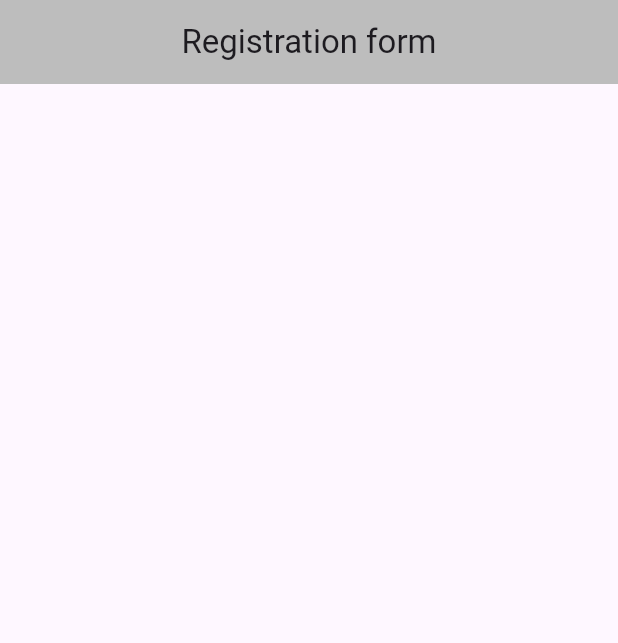
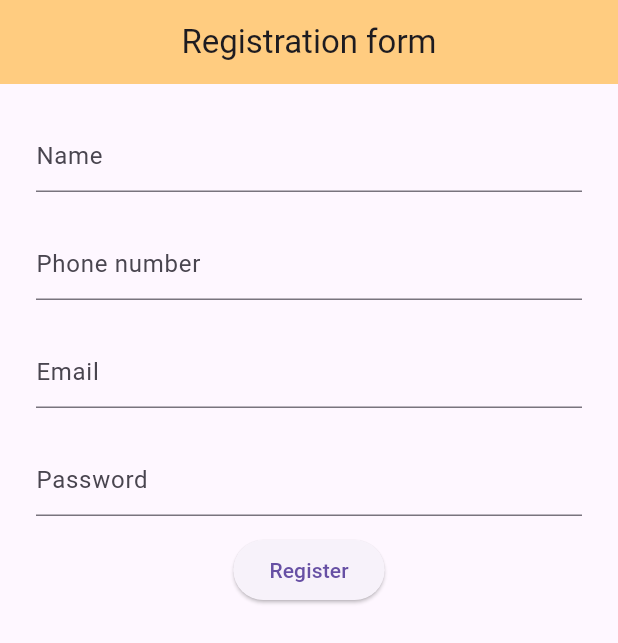
Before and after one commit to Majok-Bol/register_form, a Flutter app: the screen it shows after launch, on a phone screen of 412 x 824 dp. Shown: the top 643 px of the screen. Run offline on Flutter 3.47's test engine with Material 3 defaults, Android fonts, the phone set to English and light mode, and no system bars.

Commit message:
added functionality to the form fields

```diff
--- a/lib/home/home_page.dart
+++ b/lib/home/home_page.dart
@@ -1,4 +1,6 @@
 import 'package:flutter/material.dart';
+import 'package:register_form/utils/widgets/custom_form_field.dart';
+import 'package:register_form/validations/extensions.dart';
 
 class HomePage extends StatefulWidget {
   const HomePage({super.key});
@@ -8,13 +10,103 @@ class HomePage extends StatefulWidget {
 }
 
 class _HomePageState extends State<HomePage> {
+  final _formKey = GlobalKey<FormState>();
+  String? name, phone, email, password;
   @override
   Widget build(BuildContext context) {
     return Scaffold(
       appBar: AppBar(
         title: Text('Registration form'),
         centerTitle: true,
-        backgroundColor: Colors.grey.shade400,
+        backgroundColor: Colors.orange.shade200,
+      ),
+      body: buildUi(),
+    );
+  }
+
+  Widget buildUi() {
+    return SafeArea(
+      child: Padding(
+        padding: EdgeInsets.all(12),
+        child: Form(
+          key: _formKey,
+          child: Column(
+            children: [
+              CustomFormField(
+                hintText: 'Name',
+                obscureText: false,
+                validator: (value) {
+                  if (value!.isValidName == false) {
+                    return 'Enter a valid username';
+                  }
+                  return null;
+                },
+                onSaved: (value) {
+                  setState(() {
+                    name = value;
+                  });
+                },
+              ),
+              CustomFormField(
+                obscureText: true,
+                hintText: 'Phone number',
+                validator: (value) {
+                  if (!value!.isValidPhone) {
+                    return 'Enter a valid Kenyan number';
+                  }
+                  return null;
+                },
+                onSaved: (value) {
+                  setState(() {
+                    phone = value;
+                  });
+                },
+              ),
+              CustomFormField(
+                hintText: 'Email',
+                obscureText: true,
+                validator: (value) {
+                  if (!value!.isValidEmail) {
+                    return 'Enter a valid email';
+                  }
+                  return null;
+                },
+                onSaved: (value) {
+                  email = value;
+                },
+              ),
+              CustomFormField(
+                hintText: 'Password',
+                obscureText: true,
+                validator: (value) {
+                  if (!value!.isValidPassword) {
+                    return 'Enter a valid password';
+                  }
+                  return null;
+                },
+
+                onSaved: (value) {
+                  setState(() {
+                    password = value;
+                  });
+                },
+              ),
+              ElevatedButton(
+                onPressed: () {
+                  if (_formKey.currentState!.validate()) {
+                    //save the form
+                    _formKey.currentState!.save();
+                    print("Form data saved successfully");
+                    print(
+                      'Name: $name\nPhone: $phone\nEmail address:$email\nPassword: $password\n',
+                    );
+                  }
+                },
+                child: Text('Register'),
+              ),
+            ],
+          ),
+        ),
       ),
     );
   }
--- /dev/null
+++ b/lib/utils/widgets/custom_form_field.dart
@@ -0,0 +1,31 @@
+import 'package:flutter/material.dart';
+
+class CustomFormField extends StatelessWidget {
+  final bool obscureText;
+  final String hintText;
+  //validator for form fields
+  final String? Function(String?) validator;
+  //function to control onsave button
+  final Function(String?) onSaved;
+  const CustomFormField({
+    super.key,
+    required this.obscureText,
+    required this.hintText,
+    required this.validator,
+    required this.onSaved,
+  });
+
+  @override
+  Widget build(BuildContext context) {
+    return Padding(
+      padding: EdgeInsets.all(12),
+      child: TextFormField(
+        decoration: InputDecoration(hintText: hintText),
+        validator: validator,
+
+        obscureText: obscureText,
+        onSaved: onSaved,
+      ),
+    );
+  }
+}
```
Also changed, not shown: lib/validations/extensions.dart (added, +32 -0 lines).
